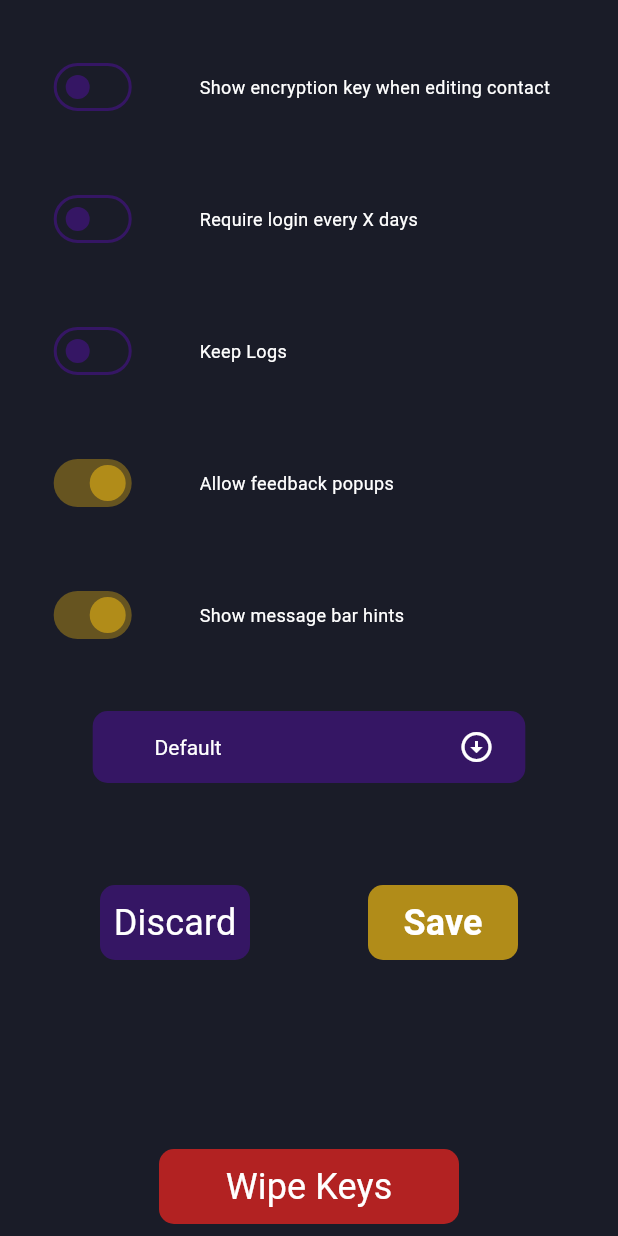
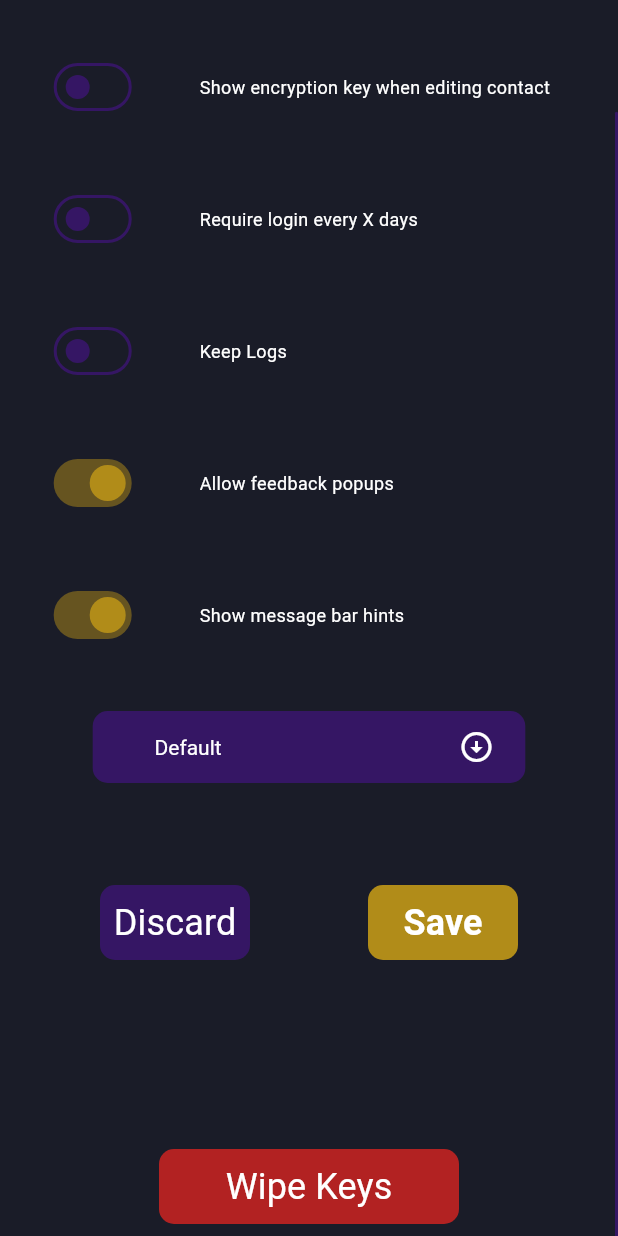
Before and after one commit to DrSolidDevil/Vidar, a Flutter app: the SettingsPage widget shown alone on an empty page, opened directly, scrolled down 94 dp, on a phone screen of 412 x 824 dp. Run offline on Flutter 3.47's test engine with Material 3 defaults, Android fonts, the phone set to English and light mode, and no system bars; our stand-ins replace device_info_plus, flutter_secure_storage, package_info_plus, permission_handler, shared_preferences; missing offline and left inert: cryptography; accounts and stored records are empty; statements that could not run were skipped; project files that could hold a hidden picture were left out.

Commit message:
added scrollbar to settings

```diff
--- a/lib/pages/settings_page.dart
+++ b/lib/pages/settings_page.dart
@@ -31,6 +31,8 @@ class _SettingsPageState extends State<SettingsPage> {
       },
     );
   }
+
+  final ScrollController _scrollController = ScrollController();
 
   late final BooleanSetting allowWipeoutTime;
 
@@ -156,7 +158,18 @@ class _SettingsPageState extends State<SettingsPage> {
   Widget build(final BuildContext context) {
     return ColoredBox(
       color: Settings.colorSet.primary,
+      child: LayoutBuilder(
+        builder: (final BuildContext context, final BoxConstraints constraints) {
+          return ConstrainedBox(
+            constraints: constraints,
+            child: RawScrollbar(
+              controller: _scrollController,
+              thumbColor: Settings.colorSet.secondary,
+              thickness: 2,
+              radius: const Radius.circular(1),
+              padding: const EdgeInsets.symmetric(vertical: -10),
               child: ListView(
+                controller: _scrollController,
                 children: <Widget>[
                   Column(
                     spacing: 20,
@@ -248,7 +261,9 @@ class _SettingsPageState extends State<SettingsPage> {
                                       child: Text(
                                         "Cancel",
                                         style: TextStyle(
-                                  color: Settings.colorSet.dialogButtonText,
+                                          color: Settings
+                                              .colorSet
+                                              .dialogButtonText,
                                           fontWeight: FontWeight.w800,
                                         ),
                                       ),
@@ -270,13 +285,16 @@ class _SettingsPageState extends State<SettingsPage> {
                                       child: Text(
                                         "Wipe Keys",
                                         style: TextStyle(
-                                  color: Settings.colorSet.dialogButtonText,
+                                          color: Settings
+                                              .colorSet
+                                              .dialogButtonText,
                                           fontWeight: FontWeight.w800,
                                         ),
                                       ),
                                     ),
                                   ],
-                          backgroundColor: Settings.colorSet.dialogBackground,
+                                  backgroundColor:
+                                      Settings.colorSet.dialogBackground,
                                 );
                               },
                             );
@@ -287,6 +305,10 @@ class _SettingsPageState extends State<SettingsPage> {
                   ),
                 ],
               ),
+            ),
+          );
+        },
+      ),
     );
   }
 }
```
Lines whose indentation alone changed are shown as unchanged.
